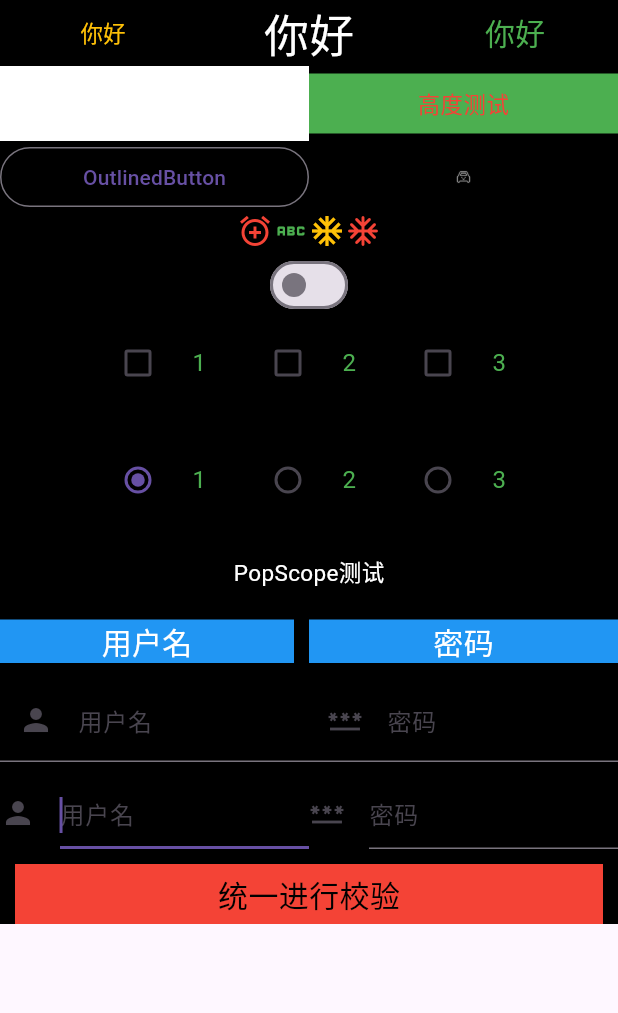
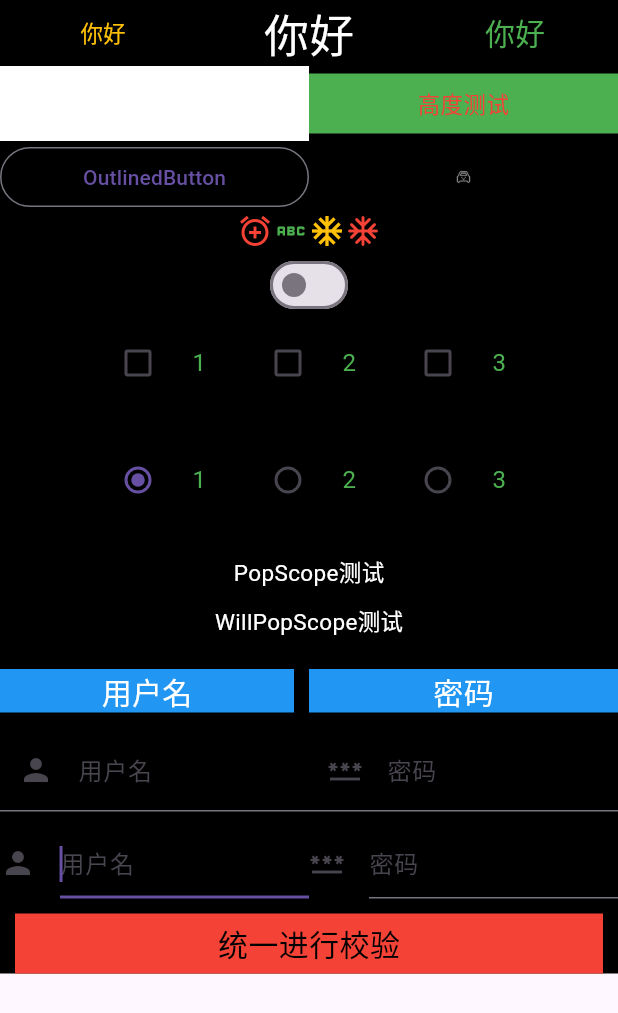
Before and after one commit to SpringRollHHB/FlutterUiTest, a Flutter app: the BaseComponentWidget screen opened directly, on a phone screen of 412 x 824 dp. Shown: the top 1013 px of the screen. Run offline on Flutter 3.47's test engine with Material 3 defaults, Android fonts, the phone set to English and light mode, and no system bars.

```diff
--- a/lib/layout/widget/baseComponent/base_component_widget.dart
+++ b/lib/layout/widget/baseComponent/base_component_widget.dart
@@ -1,5 +1,6 @@
 import 'package:flutter/material.dart';
 import '../popscope_widget.dart';
+import '../will_pop_scope_widget.dart';
 
 class BaseComponentWidget extends StatefulWidget {
   const BaseComponentWidget({super.key});
@@ -182,6 +183,17 @@ class _BaseComponentWidgetState extends State<BaseComponentWidget> {
                   child: Text("PopScope测试",style: TextStyle(color: Colors.white,fontSize: 15),),
                 ),
               ),
+              GestureDetector(
+                onTap: () {
+                  Navigator.of(context).push(MaterialPageRoute(builder: (context) {
+                    return const WillPopScopeWidget();
+                  }));
+                },
+                child: const Padding(
+                  padding: EdgeInsets.only(bottom: 10),
+                  child: Text("WillPopScope测试",style: TextStyle(color: Colors.white,fontSize: 15),),
+                ),
+              ),
               Row(
                 children: [
                   Expanded(
--- a/lib/layout/widget/popscope_widget.dart
+++ b/lib/layout/widget/popscope_widget.dart
@@ -33,6 +33,8 @@ class _PopScopeWidgetState extends State<PopScopeWidget> {
                 lastTime = now;
               }
             }
+          } else {
+            return;
           }
         },
         child: Container(
```
Also changed, not shown: lib/layout/widget/will_pop_scope_widget.dart (added, +41 -0 lines).
